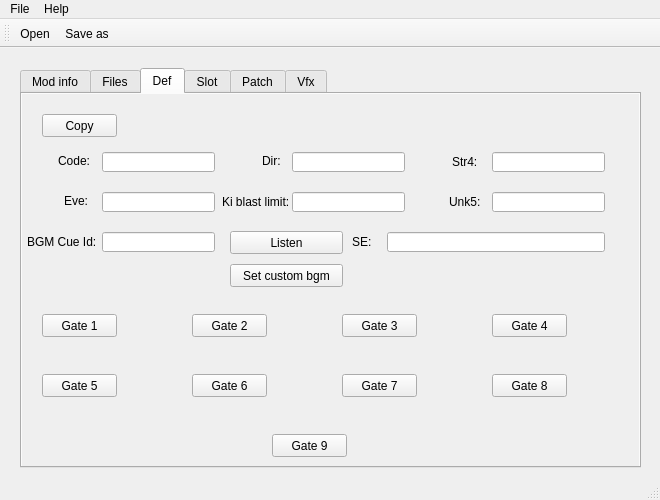
Qt form mainwindow.ui (eterniti/xv2stacreat) before a commit.
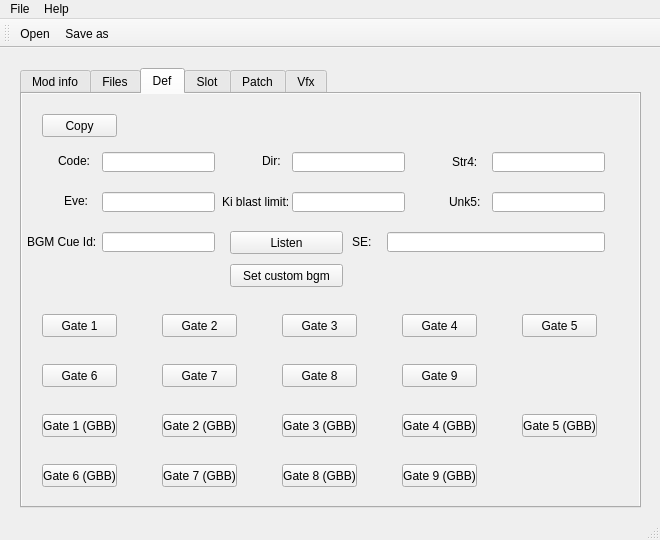
The same form after that commit. The open tabs and pages were chosen to show the change.

Diff of the .ui file:
```diff
--- a/mainwindow.ui
+++ b/mainwindow.ui
@@ -7,7 +7,7 @@
     <x>0</x>
     <y>0</y>
     <width>660</width>
-    <height>500</height>
+    <height>540</height>
    </rect>
   </property>
   <property name="windowTitle">
@@ -20,7 +20,7 @@
       <x>20</x>
       <y>20</y>
       <width>621</width>
-      <height>400</height>
+      <height>440</height>
      </rect>
     </property>
     <property name="currentIndex">
@@ -735,7 +735,7 @@
      <widget class="QPushButton" name="gate2Button">
       <property name="geometry">
        <rect>
-        <x>170</x>
+        <x>140</x>
         <y>220</y>
         <width>75</width>
         <height>23</height>
@@ -748,7 +748,7 @@
      <widget class="QPushButton" name="gate3Button">
       <property name="geometry">
        <rect>
-        <x>320</x>
+        <x>260</x>
         <y>220</y>
         <width>75</width>
         <height>23</height>
@@ -761,7 +761,7 @@
      <widget class="QPushButton" name="gate4Button">
       <property name="geometry">
        <rect>
-        <x>470</x>
+        <x>380</x>
         <y>220</y>
         <width>75</width>
         <height>23</height>
@@ -774,8 +774,8 @@
      <widget class="QPushButton" name="gate5Button">
       <property name="geometry">
        <rect>
-        <x>20</x>
-        <y>280</y>
+        <x>500</x>
+        <y>220</y>
         <width>75</width>
         <height>23</height>
        </rect>
@@ -787,8 +787,8 @@
      <widget class="QPushButton" name="gate6Button">
       <property name="geometry">
        <rect>
-        <x>170</x>
-        <y>280</y>
+        <x>20</x>
+        <y>270</y>
         <width>75</width>
         <height>23</height>
        </rect>
@@ -800,8 +800,8 @@
      <widget class="QPushButton" name="gate7Button">
       <property name="geometry">
        <rect>
-        <x>320</x>
-        <y>280</y>
+        <x>140</x>
+        <y>270</y>
         <width>75</width>
         <height>23</height>
        </rect>
@@ -836,8 +836,8 @@
      <widget class="QPushButton" name="gate8Button">
       <property name="geometry">
        <rect>
-        <x>470</x>
-        <y>280</y>
+        <x>260</x>
+        <y>270</y>
         <width>75</width>
         <height>23</height>
        </rect>
@@ -849,8 +849,8 @@
      <widget class="QPushButton" name="gate9Button">
       <property name="geometry">
        <rect>
-        <x>250</x>
-        <y>340</y>
+        <x>380</x>
+        <y>270</y>
         <width>75</width>
         <height>23</height>
        </rect>
@@ -872,6 +872,123 @@
        <string>Set custom bgm</string>
       </property>
      </widget>
+     <widget class="QPushButton" name="gbb1Button">
+      <property name="geometry">
+       <rect>
+        <x>20</x>
+        <y>320</y>
+        <width>75</width>
+        <height>23</height>
+       </rect>
+      </property>
+      <property name="text">
+       <string>Gate 1 (GBB)</string>
+      </property>
+     </widget>
+     <widget class="QPushButton" name="gbb2Button">
+      <property name="geometry">
+       <rect>
+        <x>140</x>
+        <y>320</y>
+        <width>75</width>
+        <height>23</height>
+       </rect>
+      </property>
+      <property name="text">
+       <string>Gate 2 (GBB)</string>
+      </property>
+     </widget>
+     <widget class="QPushButton" name="gbb3Button">
+      <property name="geometry">
+       <rect>
+        <x>260</x>
+        <y>320</y>
+        <width>75</width>
+        <height>23</height>
+       </rect>
+      </property>
+      <property name="text">
+       <string>Gate 3 (GBB)</string>
+      </property>
+     </widget>
+     <widget class="QPushButton" name="gbb4Button">
+      <property name="geometry">
+       <rect>
+        <x>380</x>
+        <y>320</y>
+        <width>75</width>
+        <height>23</height>
+       </rect>
+      </property>
+      <property name="text">
+       <string>Gate 4 (GBB)</string>
+      </property>
+     </widget>
+     <widget class="QPushButton" name="gbb5Button">
+      <property name="geometry">
+       <rect>
+        <x>500</x>
+        <y>320</y>
+        <width>75</width>
+        <height>23</height>
+       </rect>
+      </property>
+      <property name="text">
+       <string>Gate 5 (GBB)</string>
+      </property>
+     </widget>
+     <widget class="QPushButton" name="gbb6Button">
+      <property name="geometry">
+       <rect>
+        <x>20</x>
+        <y>370</y>
+        <width>75</width>
+        <height>23</height>
+       </rect>
+      </property>
+      <property name="text">
+       <string>Gate 6 (GBB)</string>
+      </property>
+     </widget>
+     <widget class="QPushButton" name="gbb7Button">
+      <property name="geometry">
+       <rect>
+        <x>140</x>
+        <y>370</y>
+        <width>75</width>
+        <height>23</height>
+       </rect>
+      </property>
+      <property name="text">
+       <string>Gate 7 (GBB)</string>
+      </property>
+     </widget>
+     <widget class="QPushButton" name="gbb8Button">
+      <property name="geometry">
+       <rect>
+        <x>260</x>
+        <y>370</y>
+        <width>75</width>
+        <height>23</height>
+       </rect>
+      </property>
+      <property name="text">
+       <string>Gate 8 (GBB)</string>
+      </property>
+     </widget>
+     <widget class="QPushButton" name="gbb9Button">
+      <property name="geometry">
+       <rect>
+        <x>380</x>
+        <y>370</y>
+        <width>75</width>
+        <height>23</height>
+       </rect>
+      </property>
+      <property name="text">
+       <string>Gate 9 (GBB)</string>
+      </property>
+     </widget>
     </widget>
     <widget class="QWidget" name="slotTab">
      <property name="autoFillBackground">
```
Left out of the diff: 2 changed lines with no effect on the pictures.
